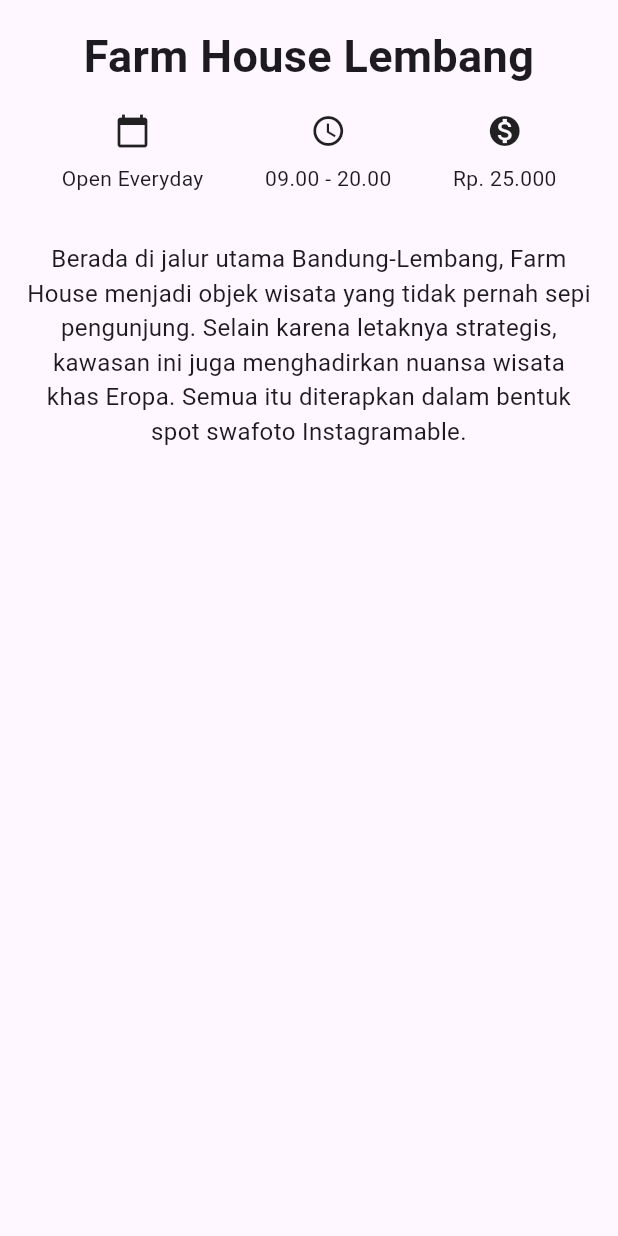
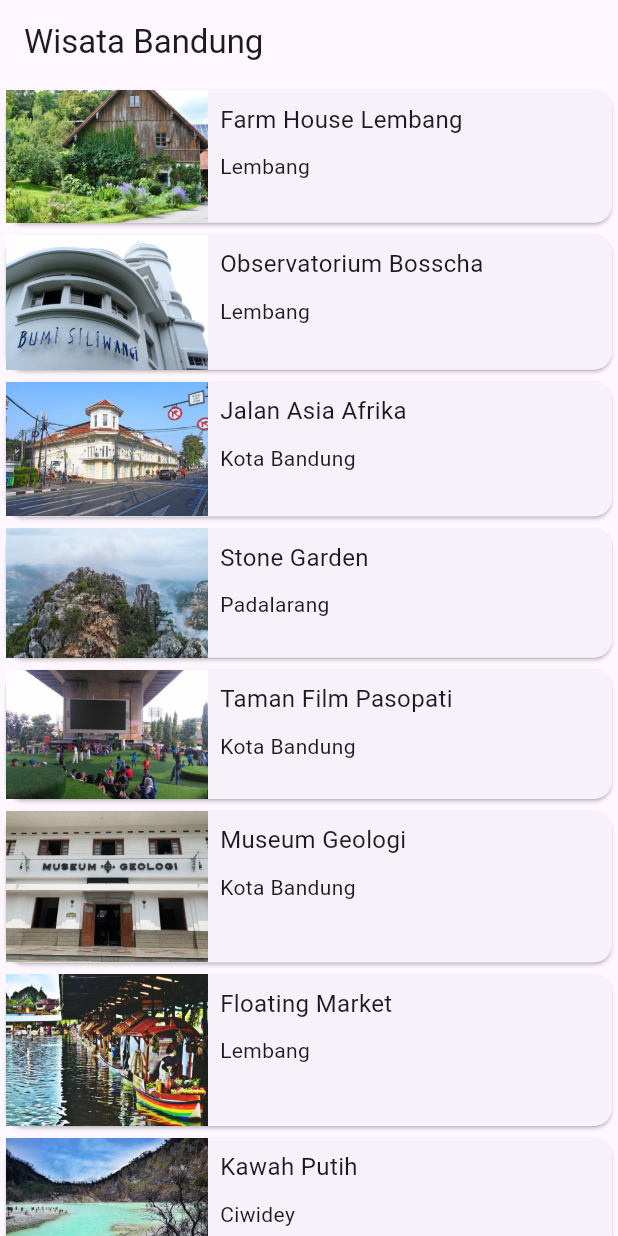
Before and after one commit to ekaputra04/wisata-bandung-flutter, a Flutter app: the screen it shows after launch, on a phone screen of 412 x 824 dp. Run offline on Flutter 3.47's test engine with Material 3 defaults, Android fonts, the phone set to English and light mode, and no system bars.

```diff
--- a/lib/main.dart
+++ b/lib/main.dart
@@ -2,6 +2,7 @@
 
 import 'package:flutter/material.dart';
 import 'package:wisata_bandung/detail_screen.dart';
+import 'package:wisata_bandung/main_screen.dart';
 
 void main() => runApp(const MyApp());
 
@@ -13,7 +14,7 @@ class MyApp extends StatelessWidget {
     return MaterialApp(
       title: 'Wisata Bandung',
       theme: ThemeData(),
-      home: const DetailScreen(),
+      home: MainScreen(),
     );
   }
 }
--- /dev/null
+++ b/lib/main_screen.dart
@@ -0,0 +1,25 @@
+// ignore_for_file: use_super_parameters, prefer_const_constructors, prefer_const_literals_to_create_immutables, use_key_in_widget_constructors
+
+import 'package:flutter/material.dart';
+import 'package:wisata_bandung/tourism_place_grid.dart';
+import 'package:wisata_bandung/tourism_place_list.dart';
+
+class MainScreen extends StatelessWidget {
+  @override
+  Widget build(BuildContext context) {
+    return Scaffold(
+        appBar: AppBar(
+          title: Text('Wisata Bandung'),
+        ),
+        body: LayoutBuilder(
+            builder: (BuildContext context, BoxConstraints constraints) {
+          if (constraints.maxWidth <= 600) {
+            return TourismPlaceList();
+          } else if (constraints.maxWidth <= 1200) {
+            return TourismPlaceGrid(gridCount: 4);
+          } else {
+            return TourismPlaceGrid(gridCount: 6);
+          }
+        }));
+  }
+}
--- /dev/null
+++ b/lib/model/tourism_place.dart
@@ -0,0 +1,159 @@
+class TourismPlace {
+  String name;
+  String location;
+  String description;
+  String openDays;
+  String openTime;
+  String ticketPrice;
+  String imageAsset;
+  List<String> imageUrls;
+
+  TourismPlace({
+    required this.name,
+    required this.location,
+    required this.description,
+    required this.openDays,
+    required this.openTime,
+    required this.ticketPrice,
+    required this.imageAsset,
+    required this.imageUrls,
+  });
+}
+
+var tourismPlaceList = [
+  TourismPlace(
+    name: 'Farm House Lembang',
+    location: 'Lembang',
+    description:
+        'Berada di jalur utama Bandung-Lembang, Farm House menjadi objek wisata yang tidak pernah sepi pengunjung. Selain karena letaknya strategis, kawasan ini juga menghadirkan nuansa wisata khas Eropa. Semua itu diterapkan dalam bentuk spot swafoto Instagramable.',
+    openDays: 'Open Everyday',
+    openTime: '09:00 - 20:00',
+    ticketPrice: 'Rp 25000',
+    imageAsset: 'images/farm-house.jpg',
+    imageUrls: [
+      'https://media-cdn.tripadvisor.com/media/photo-s/0d/7c/59/70/farmhouse-lembang.jpg',
+      'https://media-cdn.tripadvisor.com/media/photo-w/13/f0/22/f6/photo3jpg.jpg',
+      'https://media-cdn.tripadvisor.com/media/photo-m/1280/16/a9/33/43/liburan-di-farmhouse.jpg'
+    ],
+  ),
+  TourismPlace(
+    name: 'Observatorium Bosscha',
+    location: 'Lembang',
+    description:
+        'Memiliki beberapa teleskop, antara lain, Refraktor Ganda Zeiss, Schmidt Bimasakti, Refraktor Bamberg, Cassegrain GOTO, dan Teleskop Surya. Refraktor Ganda Zeiss adalah jenis teleskop terbesar untuk meneropong bintang. Benda ini diletakkan pada atap kubah sehingga saat teropong digunakan, atap tersebut harus dibuka. Observatorium Bosscha boleh dikunjungi oleh siapa pun, tanpa tiket. Namun, bagi yang ingin menggunakan teleskop Zeiss, wajib mendaftarkan diri. Untuk instansi atau lembaga pendidikan, diberikan jadwal hari Selasa sampai Jumat. Sementara itu, kunjungan individu dibuka setiap hari Sabtu.',
+    openDays: 'Open Tuesday - Saturday',
+    openTime: '09:00 - 14:30',
+    ticketPrice: 'Rp 20000',
+    imageAsset: 'images/bosscha.jpg',
+    imageUrls: [
+      'https://media-cdn.tripadvisor.com/media/photo-o/12/6b/63/0b/bosscha-observatory.jpg',
+      'https://media-cdn.tripadvisor.com/media/photo-p/0d/6a/88/9b/photo3jpg.jpg',
+      'https://media-cdn.tripadvisor.com/media/photo-o/11/3f/04/39/p-20171111-110220-largejpg.jpg',
+    ],
+  ),
+  TourismPlace(
+    name: 'Jalan Asia Afrika',
+    location: 'Kota Bandung',
+    description:
+        'Jalan Asia Afrika di Bandung memiliki kaitan yang sangat erat dengan pendirian kota Kembang ini. Karena pada saat itu, Gubernur Jenderal Herman Willem Deaendels dari Belanda menancapkan tongkatnya saat memerintahkan pendirian kota ini, yang kemudian diabadikan menjadi tugu Bandung Nol Kilometer.',
+    openDays: 'Open Everyday',
+    openTime: '24 hours',
+    ticketPrice: 'Free',
+    imageAsset: 'images/jalan-asia-afrika.jpg',
+    imageUrls: [
+      'https://media-cdn.tripadvisor.com/media/photo-o/0d/c2/e7/e6/quotes-kota-bandung.jpg',
+      'https://media-cdn.tripadvisor.com/media/photo-w/17/f4/44/01/jalan-asia-afrika.jpg',
+      'https://media-cdn.tripadvisor.com/media/photo-s/0a/ef/36/e2/jalan-asia-afrika.jpg',
+    ],
+  ),
+  TourismPlace(
+    name: 'Stone Garden',
+    location: 'Padalarang',
+    description:
+        'Stone Garden atau Taman Batu di Padalarang – Bandung ini adalah nama secara harafiah untuk apa yang akan kita lihat jika berada di sana. Hamparan batu yang artistik membuat kita merasa tidak sedang berada di Bandung, apalagi di Padalarang. Hamparan batu yang dimaksud bukan terhampar begitu saja di atas tanah luas yang menjadi permukaannya. Batu-batu besar yang ukuran pastinya bervariasi tersusun seperti memiliki suatu formasi matematis.',
+    openDays: 'Open Everyday',
+    openTime: '06:00 - 17:00',
+    ticketPrice: 'Rp 3000',
+    imageAsset: 'images/stone-garden.jpg',
+    imageUrls: [
+      'https://media-cdn.tripadvisor.com/media/photo-o/15/01/d7/4b/p-20180510-153310-01.jpg',
+      'https://media-cdn.tripadvisor.com/media/photo-w/15/68/00/32/stone-garden-citatah.jpg',
+      'https://media-cdn.tripadvisor.com/media/photo-o/0d/a2/cb/05/stone-garden-citatah.jpg',
+    ],
+  ),
+  TourismPlace(
+    name: 'Taman Film Pasopati',
+    location: 'Kota Bandung',
+    description:
+        'Menjadi salah satu tempat wisata di Bandung yang favorit, tentu Taman Film ini memiliki fasilitas cukup memadai. Pemberian fasilitas ini memiliki harapan para pengunjung akan merasa nyaman dan tak segan2 untuk kembali berkunjung terus menerus kesini. Beberapa fasilitas taman yang bisa kamu nikmati diantaranya seperti layar videotron besar berukuran 4×8 untuk memutar berbagai macam pilihan film seperti Film Indonesia, Bollywood, Korea, ataupun Indie Bandung.',
+    openDays: 'Open Everyday',
+    openTime: '24 hours',
+    ticketPrice: 'Free',
+    imageAsset: 'images/taman-film.jpg',
+    imageUrls: [
+      'https://media-cdn.tripadvisor.com/media/photo-o/08/8b/87/50/bandung-movie-park.jpg',
+      'https://media-cdn.tripadvisor.com/media/photo-o/17/67/d5/53/img-20190505-114509-largejpg.jpg',
+      'https://media-cdn.tripadvisor.com/media/photo-w/09/73/33/05/taman-film-pasopati.jpg',
+    ],
+  ),
+  TourismPlace(
+    name: 'Museum Geologi',
+    location: 'Kota Bandung',
+    description:
+        'Museum Geologi didirikan pada tanggal 16 Mei 1929. Museum ini telah direnovasi dengan dana bantuan dari JICA (Japan International Cooperation Agency). Setelah mengalami renovasi, Museum Geologi dibuka kembali dan diresmikan oleh Wakil Presiden RI, Megawati Soekarnoputri pada tanggal 23 Agustus 2000. Sebagai salah satu monumen bersejarah, museum berada di bawah perlindungan pemerintah dan merupakan peninggalan nasional. Dalam Museum ini, tersimpan dan dikelola materi-materi geologi yang berlimpah, seperti fosil, batuan, mineral. Kesemuanya itu dikumpulkan selama kerja lapangan di Indonesia sejak 1850.',
+    openDays: 'Open Saturday - Thursday',
+    openTime: '09:00 - 15:30',
+    ticketPrice: 'Rp 3000',
+    imageAsset: 'images/museum-geologi.jpg',
+    imageUrls: [
+      'https://media-cdn.tripadvisor.com/media/photo-w/19/1c/8e/f7/geology-museum.jpg',
+      'https://media-cdn.tripadvisor.com/media/photo-o/11/a7/35/b7/geology-museum.jpg',
+      'https://media-cdn.tripadvisor.com/media/photo-s/1a/55/e0/dc/geology-museum.jpg',
+    ],
+  ),
+  TourismPlace(
+    name: 'Floating Market',
+    location: 'Lembang',
+    description:
+        'Tempat wisata ini sepertinya memang ditujukan untuk wisata keluarga di Bandung. Di sini kita bisa menikmati suasana kawasan yang tertata rapi dan alami. Pada awalnya, floating market Lembang tidak begitu luas. Tapi sekarang sudah ekspansi dan memiliki banyak objek menarik baru. Nama floating market ini sepertinya merujuk pada stand tempat jualan makanan yang berada dalam perahu.',
+    openDays: 'Open Everyday',
+    openTime: '09:00 - 17:00',
+    ticketPrice: 'Rp 20000',
+    imageAsset: 'images/floating-market.png',
+    imageUrls: [
+      'https://media-cdn.tripadvisor.com/media/photo-o/17/f9/ff/f8/floating-market-bandung.jpg',
+      'https://media-cdn.tripadvisor.com/media/photo-p/1a/86/d3/cd/20200103-125059-largejpg.jpg',
+      'https://media-cdn.tripadvisor.com/media/photo-p/19/ce/b4/9b/img20181224120857-largejpg.jpg',
+    ],
+  ),
+  TourismPlace(
+    name: 'Kawah Putih',
+    location: 'Ciwidey',
+    description:
+        'Kawah Putih adalah tempat wisata di Bandung yang paling terkenal. Berlokasi di Ciwidey, Jawa Barat, kurang lebih sekitar 50 KM arah selatan kota Bandung, Kawah Putih adalah sebuah danau yang terbentuk akibat dari letusan Gunung Patuha. Sesuai dengan namanya, tanah yang ada di kawasan ini berwarna putih akibat dari pencampuran unsur belerang.',
+    openDays: 'Open Everyday',
+    openTime: '07:00 - 17:00',
+    ticketPrice: 'Rp 15000',
+    imageAsset: 'images/kawah-putih.jpg',
+    imageUrls: [
+      'https://media-cdn.tripadvisor.com/media/photo-o/0b/6e/7c/ce/rocks-sticking-out-of.jpg',
+      'https://media-cdn.tripadvisor.com/media/photo-p/0b/35/30/14/white-crater.jpg',
+      'https://media-cdn.tripadvisor.com/media/photo-o/0a/8b/9a/79/2945-t00572-www-initempatwisat.jpg',
+    ],
+  ),
+  TourismPlace(
+    name: 'Ranca Upas',
+    location: 'Ciwidey',
+    description:
+        'Ranca Upas Ciwidey adalah kawasan bumi perkemahan di bawah pengelolaan perhutani. Tempat ini berada di kawasan wisata Bandung Selatan, satu lokasi dengan kawah putih, kolam Cimanggu dan situ Patenggang. Banyak hal yang bisa dilakukan di kawasan wisata ini, seperti berkemah, berinteraksi dengan rusa, sampai bermain di water park dan mandi air panas.',
+    openDays: 'Open Everyday',
+    openTime: '24 hours',
+    ticketPrice: 'Rp 20000',
+    imageAsset: 'images/ranca-upas.jpg',
+    imageUrls: [
+      'https://media-cdn.tripadvisor.com/media/photo-o/1a/e0/7f/9c/kampung-cai-ranca-upas.jpg',
+      'https://media-cdn.tripadvisor.com/media/photo-w/13/ee/2f/87/ranca-upas.jpg',
+      'https://media-cdn.tripadvisor.com/media/photo-w/13/ee/27/0a/ranca-upas.jpg',
+    ],
+  ),
+];
--- /dev/null
+++ b/lib/tourism_place_list.dart
@@ -0,0 +1,57 @@
+// ignore_for_file: use_super_parameters
+
+import 'package:flutter/material.dart';
+import 'package:wisata_bandung/detail_screen.dart';
+import 'package:wisata_bandung/model/tourism_place.dart';
+
+class TourismPlaceList extends StatelessWidget {
+  const TourismPlaceList({Key? key}) : super(key: key);
+  @override
+  Widget build(BuildContext context) {
+    return ListView.builder(
+      itemBuilder: (context, index) {
+        final TourismPlace place = tourismPlaceList[index];
+        return InkWell(
+          onTap: () {
+            Navigator.push(context, MaterialPageRoute(builder: (context) {
+              return DetailScreen(
+                place: place,
+              );
+            }));
+          },
+          child: Card(
+            child: Row(
+              crossAxisAlignment: CrossAxisAlignment.start,
+              children: <Widget>[
+                Expanded(
+                  flex: 1,
+                  child: Image.asset(place.imageAsset),
+                ),
+                Expanded(
+                  flex: 2,
+                  child: Padding(
+                    padding: const EdgeInsets.all(8.0),
+                    child: Column(
+                      crossAxisAlignment: CrossAxisAlignment.start,
+                      children: <Widget>[
+                        Text(
+                          place.name,
+                          style: const TextStyle(fontSize: 16.0),
+                        ),
+                        const SizedBox(
+                          height: 10,
+                        ),
+                        Text(place.location),
+                      ],
+                    ),
+                  ),
+                )
+              ],
+            ),
+          ),
+        );
+      },
+      itemCount: tourismPlaceList.length,
+    );
+  }
+}
```
Also changed, not shown: lib/detail_screen.dart (+101 -20 lines), lib/tourism_place_grid.dart (added, +62 -0 lines), pubspec.yaml (+3 -5 lines), images/bosscha.jpg (added), images/farm-house.jpg (added), images/floating-market.png (added), images/jalan-asia-afrika.jpg (added), images/kawah-putih.jpg (added), images/museum-geologi.jpg (added), images/ranca-upas.jpg (added), images/stone-garden.jpg (added), images/taman-film.jpg (added).
